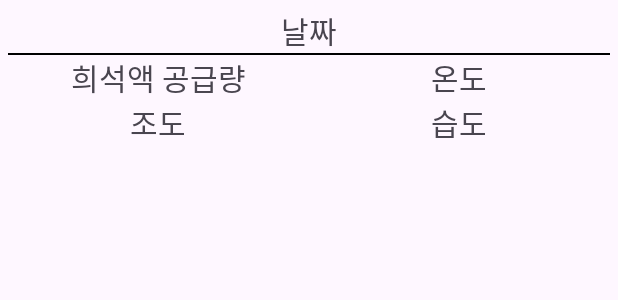
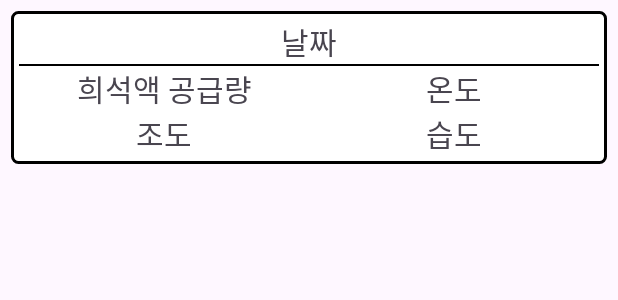
Before and after one commit to alsgudans/cropdiary, an Android app built with Jetpack Compose: the layout addeddiary.xml on its own in the app's theme, with its tools: preview values and no code run, on a phone screen of 412 x 824 dp. Shown: the top 300 px of the screen. Run offline under Robolectric (Android 15) with nearby library versions, the phone set to English and light mode, and no system bars.

Commit message:
ui 소량 수정

```diff
--- a/app/src/main/java/com/example/mycrodiary/Cropdiary_Pages/CropdiarypageActivity.kt
+++ b/app/src/main/java/com/example/mycrodiary/Cropdiary_Pages/CropdiarypageActivity.kt
@@ -4,11 +4,9 @@
 import android.content.Intent
 import android.os.Bundle
 import android.util.Log
-
 import androidx.appcompat.app.AppCompatActivity
 import com.example.mycrodiary.Add_Cropdiary_Pages.AddcropdiarypageActivity
 import com.example.mycrodiary.Cropdiary_Utils.Adapter
-
 import com.example.mycrodiary.Database_Utils.Cropinfo
 import com.example.mycrodiary.databinding.ActivityCropdiarypageBinding
 import com.google.firebase.auth.FirebaseAuth
--- /dev/null
+++ b/app/src/main/res/drawable/border.xml
@@ -0,0 +1,8 @@
+<?xml version="1.0" encoding="utf-8"?>
+<shape xmlns:android="http://schemas.android.com/apk/res/android">
+    <stroke
+        android:width="2dp"
+        android:color="#000000" />
+    <solid android:color="#FFFFFF" />
+    <corners android:radius="4dp" />
+</shape>
--- a/app/src/main/res/layout/activity_mainpage.xml
+++ b/app/src/main/res/layout/activity_mainpage.xml
@@ -118,10 +118,6 @@
 
 
         </LinearLayout>
-        <Button
-            android:id="@+id/alramtestbtn"
-            android:layout_width="match_parent"
-            android:layout_height="match_parent"/>
 
     </LinearLayout>
 
--- a/app/src/main/res/layout/addeddiary.xml
+++ b/app/src/main/res/layout/addeddiary.xml
@@ -4,7 +4,10 @@
     android:layout_height="wrap_content"
     android:orientation="vertical"
     android:gravity="center"
-    android:padding="5dp">
+    android:padding="5dp"
+    android:background="@drawable/border"
+    android:layout_margin="7dp"
+    >
 
     <TextView
         android:id="@+id/added_day"
```
Also changed, not shown: app/src/main/java/com/example/mycrodiary/Cropdiary_Utils/DiaryAdapter.kt (+5 -5 lines).
